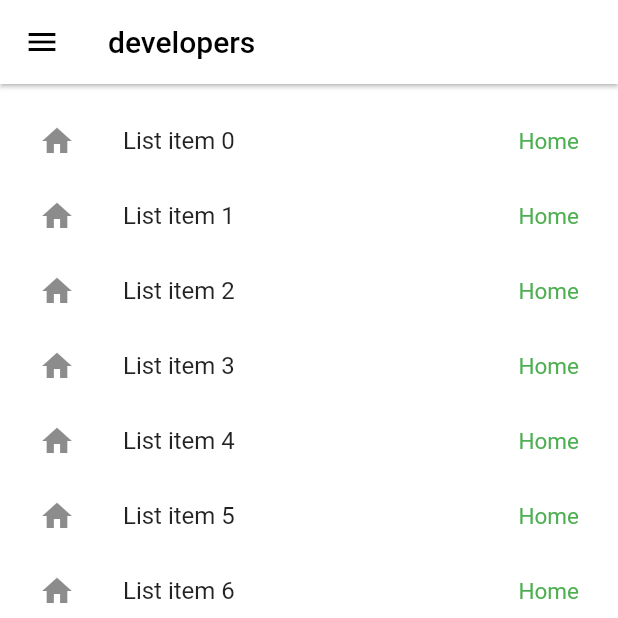
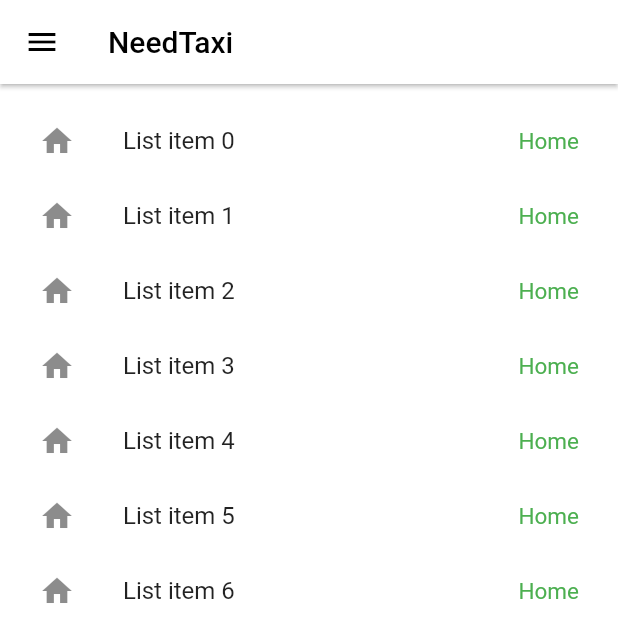
Before and after one commit to Dilshodbek007/needtaxi, a Flutter app: the screen it shows after launch, on a phone screen of 412 x 824 dp, the top half of it. Run offline on Flutter 3.47's test engine with Material 2 defaults, Android fonts, the phone set to English and light mode, and no system bars.

Commit message:
Initial commit

```diff
--- a/lib/pages/custom_nav_bar1.dart
+++ b/lib/pages/custom_nav_bar1.dart
@@ -95,7 +95,7 @@ class _CustomNavBar1State extends State<CustomNavBar1> {
           iconTheme: const IconThemeData(color: Colors.black),
           backgroundColor: Colors.white,
           title: const Text(
-            'developers',
+            'NeedTaxi',
             style: TextStyle(color: Colors.black),
           ),
           elevation: 1.2,
```
Also changed, not shown: 1 other file.
